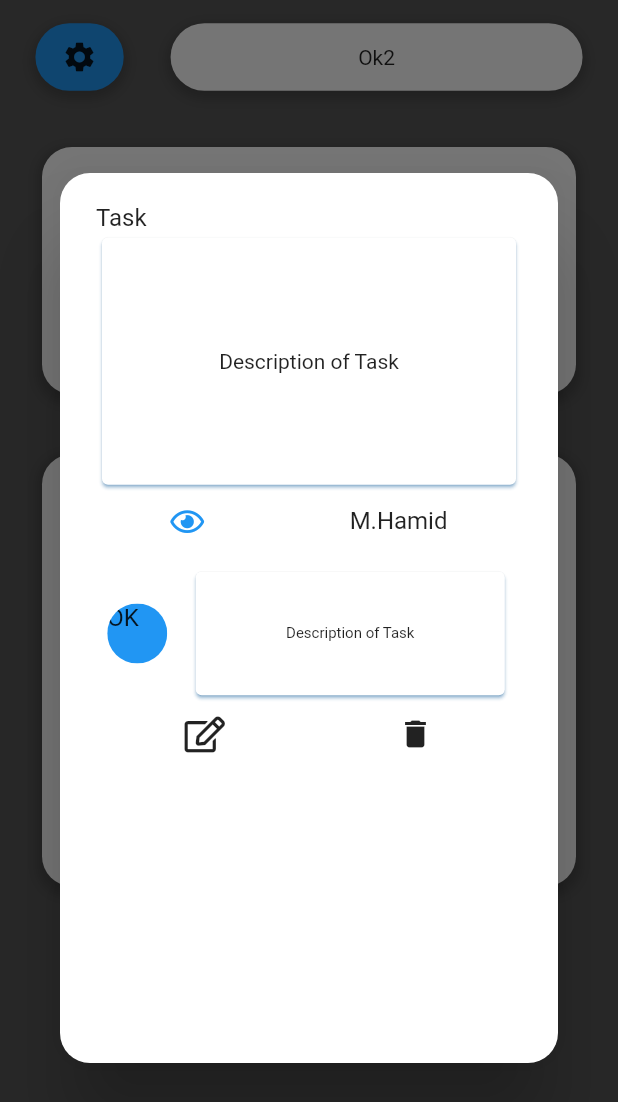
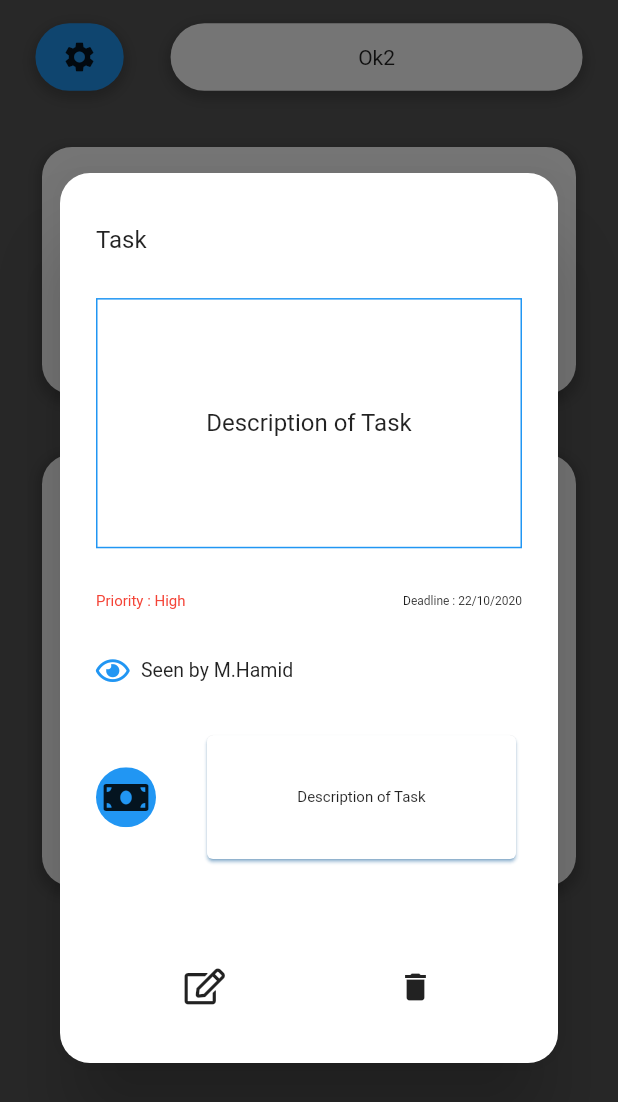
Before and after one commit to Ryadhcherifi/hackrh, a Flutter app: the screen it shows after launch, with the side drawer open, on a phone screen of 412 x 824 dp. Shown: the top 1102 px of the screen. Run offline on Flutter 3.47's test engine with Material 2 defaults, Android fonts, the phone set to English and light mode, and no system bars; our stand-ins replace font_awesome_flutter.

Commit message:
finishing the taskView Widget

```diff
--- a/hackrh/lib/widgets/TasksView.dart
+++ b/hackrh/lib/widgets/TasksView.dart
@@ -7,19 +7,23 @@ class TasksView extends StatelessWidget {
     Size screensize = MediaQuery.of(context).size;
     // TODO: implement build
     return AlertDialog(
-
       scrollable: true,
       titlePadding: EdgeInsets.all(0),
       shape: RoundedRectangleBorder(borderRadius: BorderRadius.circular(20)),
       content: Container(
         height: screensize.height / 1.5,
         width: screensize.width / 1.2,
-        child: ListView(
+        child: Column(
+          crossAxisAlignment: CrossAxisAlignment.start,
+          mainAxisAlignment: MainAxisAlignment.spaceAround,
           children: <Widget>[
-
             Text("Task"),
-            Card(
-              shadowColor: Colors.blue,
+            Container(
+              decoration: BoxDecoration(
+                border: Border.all(
+                  color: Colors.blue,
+                ),
+              ),
               child: Container(
                 alignment: Alignment.center,
                 height: screensize.height / 5,
@@ -27,37 +31,53 @@ class TasksView extends StatelessWidget {
                 child: Text("Description of Task"),
               ),
             ),
-            SizedBox(
-              height: 10,
+            Row(
+              mainAxisAlignment: MainAxisAlignment.spaceBetween,
+              children: <Widget>[
+
+                Text(
+                  "Priority : High",
+                  style: TextStyle(fontSize: 10,color: Colors.red),
+                ),
+                Text(
+                  "Deadline : 22/10/2020",
+                  style: TextStyle(fontSize: 8),
+                ),
+              ],
             ),
             Row(
-              mainAxisAlignment: MainAxisAlignment.spaceAround,
+              mainAxisAlignment: MainAxisAlignment.spaceBetween,
+              children: <Widget>[
+                Row(
                   children: <Widget>[
                      Icon(
                       FontAwesomeIcons.eye,
                       size: 20,
                       color: Colors.blue,
                     ),
-                Text("M.Hamid")
+                    SizedBox(width: 10,),
+                    Text("Seen by M.Hamid",style :TextStyle(fontSize: 13)),
+
+
                   ],
                 ),
-            SizedBox(
-              height: 20,
+              ],
             ),
             Row(
-              mainAxisAlignment: MainAxisAlignment.spaceAround,
+              mainAxisAlignment: MainAxisAlignment.spaceBetween,
               children: <Widget>[
                 ClipRRect(
                   child: Container(
                       height: 40,
                       width: 40,
                       decoration: BoxDecoration(color: Colors.blue),
-                      child: Text('OK')),
+                      child: Icon(FontAwesomeIcons.moneyBill)),
                   borderRadius: BorderRadius.circular(20),
                 ),
                 Card(
                   shadowColor: Colors.blue,
                   child: Container(
+
                     alignment: Alignment.center,
                     height: screensize.height / 10,
                     width: screensize.width / 2,
@@ -69,14 +89,18 @@ class TasksView extends StatelessWidget {
                 ),
               ],
             ),
-            SizedBox(height: 10,),
-            Row(
+            SizedBox(
+              height: 10,
+            ),
+            Align(
+                alignment: Alignment.bottomCenter,
+                child: Row(
                   mainAxisAlignment: MainAxisAlignment.spaceAround,
                   children: <Widget>[
                     Icon(FontAwesomeIcons.edit),
                     Icon(Icons.delete)
                   ],
-            )
+                ))
           ],
         ),
       ),
```
Lines whose indentation alone changed are shown as unchanged.
